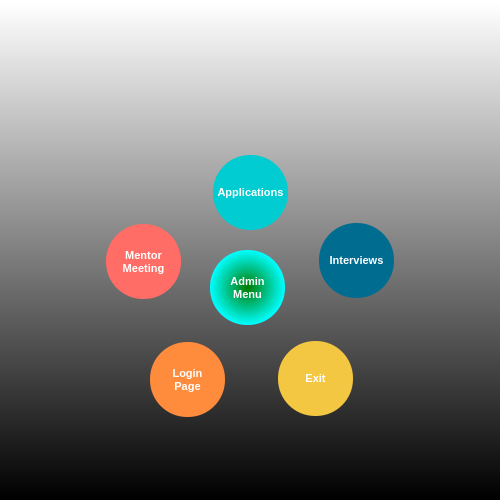
Above: admin_menu_ui.ui from ibrahimes82/VIT3-Python-Module-Week7 before the change. Below: the same form after it.
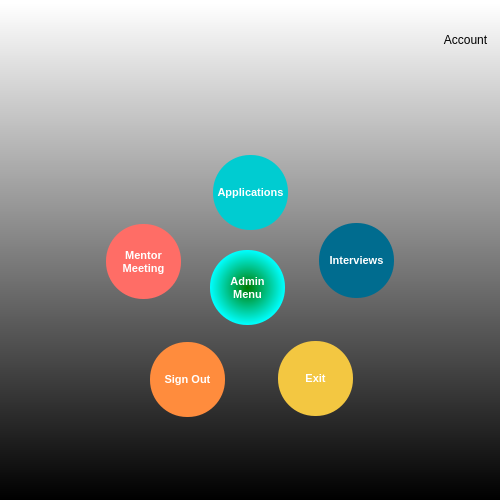
That is the form after the change. Icons and pictures are not drawn.

Diff of the .ui file:
```diff
--- a/admin_menu_ui.ui
+++ b/admin_menu_ui.ui
@@ -299,8 +299,7 @@
 </string>
    </property>
    <property name="text">
-    <string>Login 
-Page</string>
+    <string>Sign Out</string>
    </property>
   </widget>
   <widget class="QPushButton" name="pushButton_user_admin_interviews">
@@ -346,6 +345,57 @@
     <string>Interviews</string>
    </property>
   </widget>
+  <widget class="QFrame" name="frameCurrentUser">
+   <property name="geometry">
+    <rect>
+     <x>430</x>
+     <y>0</y>
+     <width>71</width>
+     <height>51</height>
+    </rect>
+   </property>
+   <property name="styleSheet">
+    <string notr="true">background-color: rgba(0, 0, 0, 0);</string>
+   </property>
+   <property name="frameShape">
+    <enum>QFrame::StyledPanel</enum>
+   </property>
+   <property name="frameShadow">
+    <enum>QFrame::Raised</enum>
+   </property>
+   <widget class="QLabel" name="labelCurrentUser">
+    <property name="geometry">
+     <rect>
+      <x>20</x>
+      <y>0</y>
+      <width>31</width>
+      <height>31</height>
+     </rect>
+    </property>
+    <property name="layoutDirection">
+     <enum>Qt::LeftToRight</enum>
+    </property>
+    <property name="pixmap">
+     <pixmap>pictures/wehere_icon.png</pixmap>
+    </property>
+   </widget>
+   <widget class="QLabel" name="labelAccountName">
+    <property name="geometry">
+     <rect>
+      <x>10</x>
+      <y>30</y>
+      <width>51</width>
+      <height>20</height>
+     </rect>
+    </property>
+    <property name="text">
+     <string>Account</string>
+    </property>
+    <property name="alignment">
+     <set>Qt::AlignCenter</set>
+    </property>
+   </widget>
+  </widget>
  </widget>
  <resources/>
  <connections/>
```
Left out of the diff: 18 changed lines with no effect on the pictures.
